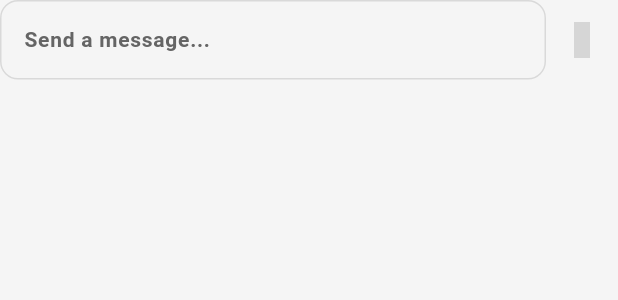
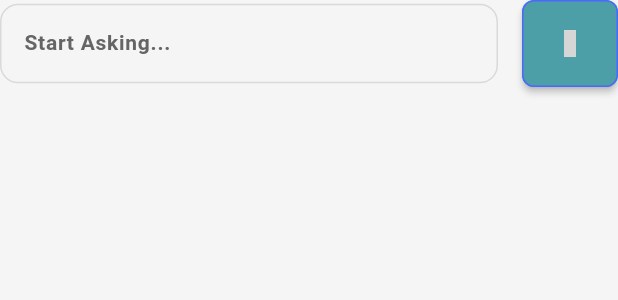
Before and after one commit to PyPiSan/minimal_flutter_app, a Flutter app: what buildInputBox() shows on an empty page, opened directly, on a phone screen of 412 x 824 dp. Shown: the top 300 px of the screen. Run offline on Flutter 3.47's test engine with Material 3 defaults, Android fonts, the phone set to English and light mode, and no system bars; our stand-ins replace cached_network_image, connectivity_plus, data_table_2, firebase_auth, flutter_dotenv, flutter_svg and 9 more; accounts and stored records are empty; Roboto replaces fonts that are missing (Urbanist); project files that could hold a hidden picture were left out; grey boxes are pictures that could not be loaded.

Commit message:
input handler added

```diff
--- a/lib/chat_app_ui/features/chatui/controllers/chat_controller.dart
+++ b/lib/chat_app_ui/features/chatui/controllers/chat_controller.dart
@@ -5,6 +5,13 @@ class ChatController extends GetxController {
   static ChatController get instance => Get.find();
   final TextEditingController inputController = TextEditingController();
   final RxBool isChatStarted = false.obs;
+  final RxBool isInputNotEmpty = false.obs;
+
+  ChatController() {
+    inputController.addListener(() {
+      isInputNotEmpty.value = inputController.text.trim().isNotEmpty;
+    });
+  }
 
   void sendMessage() {
     print("Sent");
--- a/lib/chat_app_ui/features/chatui/screens/widgets/chat_input.dart
+++ b/lib/chat_app_ui/features/chatui/screens/widgets/chat_input.dart
@@ -1,24 +1,41 @@
 import 'package:flutter/material.dart';
+import 'package:get/get_state_manager/src/rx_flutter/rx_obx_widget.dart';
 import 'package:iconsax/iconsax.dart';
 import 'package:minimal_flutter_app/chat_app_ui/features/chatui/controllers/chat_controller.dart';
+import 'package:minimal_flutter_app/utils/constants/sizes.dart';
+import 'package:minimal_flutter_app/utils/constants/text_strings.dart';
 
 Widget buildInputBox(ChatController controller) {
-  return Row(
+  return Obx(
+    () => Row(
       children: [
         Expanded(
           child: TextField(
             controller: controller.inputController,
-          onSubmitted: (_) => controller.sendMessage(),
+            onSubmitted: controller.isInputNotEmpty.value
+                ? (_) => controller.sendMessage()
+                : null,
             decoration: const InputDecoration(
-            hintText: "Send a message...",
+              hintText: TTexts.startChat,
               border: InputBorder.none,
             ),
           ),
         ),
-      IconButton(
-        icon: const Icon(Iconsax.send_24),
-        onPressed: () => controller.sendMessage(),
+        const SizedBox(width: AppSizes.spaceBtwItems),
+        ElevatedButton(
+          onPressed: () =>
+              controller.isInputNotEmpty.value ? controller.sendMessage : null,
+          style: ElevatedButton.styleFrom(
+            backgroundColor: const Color(0xFF4C9FA7),
+            elevation: 2,
+            padding: const EdgeInsets.symmetric(vertical: 20, horizontal: 16),
+            shape: RoundedRectangleBorder(
+              borderRadius: BorderRadius.circular(8),
             ),
+          ),
+          child: const Icon(Iconsax.send_24),
+        )
       ],
+    ),
   );
 }
--- a/lib/utils/constants/text_strings.dart
+++ b/lib/utils/constants/text_strings.dart
@@ -89,4 +89,5 @@ class TTexts {
   static const String chatAppResendOTP = "Resend OTP";
   static const String loginWithGoogle = "Sign in with Google";
   static const String or = "Or";
+  static const String startChat = "Start Asking...";
 }
```
Lines whose indentation alone changed are shown as unchanged.
